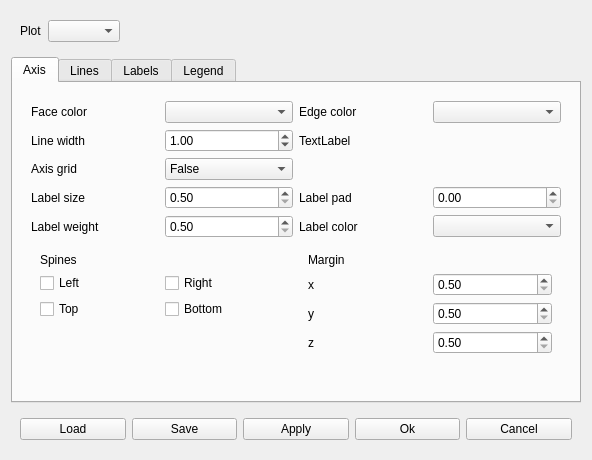
Above: ui_files/plot_properties.ui from Dark-Elektron/CavityDesignHub before the change. Below: the same form after it.
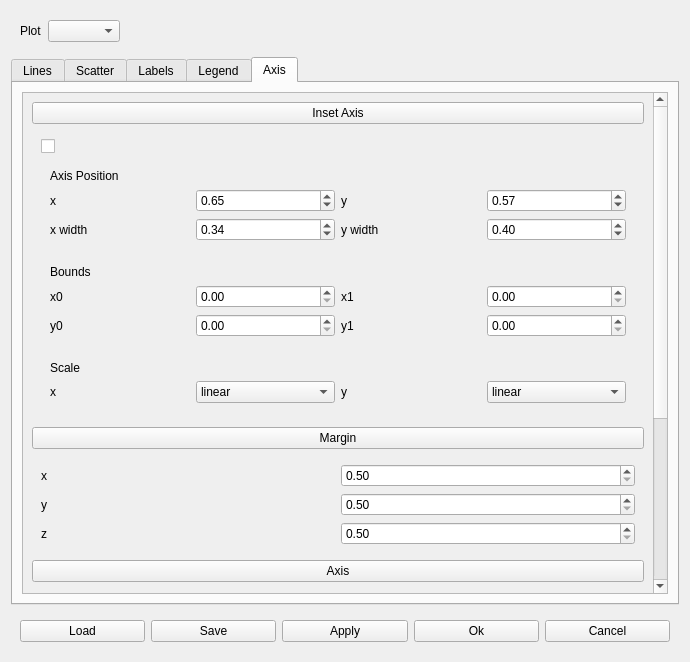
That is the form after the change.

What changed in the file:
```diff
--- a/ui_files/plot_properties.ui
+++ b/ui_files/plot_properties.ui
@@ -6,8 +6,8 @@
    <rect>
     <x>0</x>
     <y>0</y>
-    <width>592</width>
-    <height>460</height>
+    <width>690</width>
+    <height>662</height>
    </rect>
   </property>
   <property name="windowTitle">
@@ -48,277 +48,6 @@
      <property name="currentIndex">
       <number>0</number>
      </property>
-     <widget class="QWidget" name="tab_2">
-      <attribute name="title">
-       <string>Axis</string>
-      </attribute>
-      <layout class="QGridLayout" name="gridLayout_3">
-       <item row="1" column="0">
-        <widget class="QWidget" name="widget_2" native="true">
-         <layout class="QGridLayout" name="gridLayout_9">
-          <item row="4" column="2">
-           <widget class="QLabel" name="label_21">
-            <property name="text">
-             <string>Label pad</string>
-            </property>
-           </widget>
-          </item>
-          <item row="3" column="0">
-           <widget class="QLabel" name="label_19">
-            <property name="text">
-             <string>Axis grid</string>
-            </property>
-           </widget>
-          </item>
-          <item row="4" column="0">
-           <widget class="QLabel" name="label_20">
-            <property name="text">
-             <string>Label size</string>
-            </property>
-           </widget>
-          </item>
-          <item row="1" column="2">
-           <widget class="QLabel" name="label_18">
-            <property name="text">
-             <string>TextLabel</string>
-            </property>
-           </widget>
-          </item>
-          <item row="6" column="0">
-           <widget class="QLabel" name="label_22">
-            <property name="text">
-             <string>Label weight</string>
-            </property>
-           </widget>
-          </item>
-          <item row="1" column="0">
-           <widget class="QLabel" name="label_17">
-            <property name="text">
-             <string>Line width</string>
-            </property>
-           </widget>
-          </item>
-          <item row="0" column="0">
-           <widget class="QLabel" name="label_15">
-            <property name="text">
-             <string>Face color</string>
-            </property>
-           </widget>
-          </item>
-          <item row="0" column="2">
-           <widget class="QLabel" name="label_16">
-            <property name="text">
-             <string>Edge color</string>
-            </property>
-           </widget>
-          </item>
-          <item row="6" column="2">
-           <widget class="QLabel" name="label_23">
-            <property name="text">
-             <string>Label color</string>
-            </property>
-           </widget>
-          </item>
-          <item row="0" column="1">
-           <widget class="QComboBox" name="comboBox_11"/>
-          </item>
-          <item row="0" column="3">
-           <widget class="QComboBox" name="comboBox_12"/>
-          </item>
-          <item row="3" column="1">
-           <widget class="QComboBox" name="comboBox_4">
-            <item>
-             <property name="text">
-              <string>False</string>
-             </property>
-            </item>
-            <item>
-             <property name="text">
-              <string>x axis</string>
-             </property>
-            </item>
-            <item>
-             <property name="text">
-              <string>y axis</string>
-             </property>
-            </item>
-            <item>
-             <property name="text">
-              <string>both</string>
-             </property>
-            </item>
-           </widget>
-          </item>
-          <item row="7" column="0" colspan="2">
-           <widget class="QWidget" name="widget_6" native="true">
-            <layout class="QGridLayout" name="gridLayout_10">
-             <item row="2" column="0">
-              <widget class="QCheckBox" name="checkBox_4">
-               <property name="text">
-                <string>Top</string>
-               </property>
-              </widget>
-             </item>
-             <item row="2" column="1">
-              <widget class="QCheckBox" name="checkBox_2">
-               <property name="text">
-                <string>Bottom</string>
-               </property>
-              </widget>
-             </item>
-             <item row="1" column="0">
-              <widget class="QCheckBox" name="checkBox_3">
-               <property name="text">
-                <string>Left</string>
-               </property>
-              </widget>
-             </item>
-             <item row="0" column="0">
-              <widget class="QLabel" name="label_24">
-               <property name="text">
-                <string>Spines</string>
-               </property>
-              </widget>
-             </item>
-             <item row="1" column="1">
-              <widget class="QCheckBox" name="checkBox">
-               <property name="text">
-                <string>Right</string>
-               </property>
-              </widget>
-             </item>
-             <item row="3" column="1">
-              <spacer name="verticalSpacer_5">
-               <property name="orientation">
-                <enum>Qt::Vertical</enum>
-               </property>
-               <property name="sizeHint" stdset="0">
-                <size>
-                 <width>20</width>
-                 <height>40</height>
-                </size>
-               </property>
-              </spacer>
-             </item>
-            </layout>
-           </widget>
-          </item>
-          <item row="7" column="2" colspan="2">
-           <widget class="QWidget" name="widget_7" native="true">
-            <layout class="QGridLayout" name="gridLayout_11">
-             <item row="0" column="0">
-              <widget class="QLabel" name="label_25">
-               <property name="text">
-                <string>Margin</string>
-               </property>
-              </widget>
-             </item>
-             <item row="2" column="0">
-              <widget class="QLabel" name="label_27">
-               <property name="text">
-                <string>y</string>
-               </property>
-              </widget>
-             </item>
-             <item row="4" column="0">
-              <widget class="QLabel" name="label_28">
-               <property name="text">
-                <string>z</string>
-               </property>
-              </widget>
-             </item>
-             <item row="1" column="0">
-              <widget class="QLabel" name="label_26">
-               <property name="text">
-                <string>x</string>
-               </property>
-              </widget>
-             </item>
-             <item row="1" column="1">
-              <widget class="QDoubleSpinBox" name="doubleSpinBox_9">
-               <property name="minimum">
-                <double>0.500000000000000</double>
-               </property>
-              </widget>
-             </item>
-             <item row="2" column="1">
-              <widget class="QDoubleSpinBox" name="doubleSpinBox_10">
-               <property name="minimum">
-                <double>0.500000000000000</double>
-               </property>
-              </widget>
-             </item>
-             <item row="4" column="1">
-              <widget class="QDoubleSpinBox" name="doubleSpinBox_11">
-               <property name="minimum">
-                <double>0.500000000000000</double>
-               </property>
-              </widget>
-             </item>
-             <item row="5" column="0">
-              <spacer name="verticalSpacer_6">
-               <property name="orientation">
-                <enum>Qt::Vertical</enum>
-               </property>
-               <property name="sizeHint" stdset="0">
-                <size>
-                 <width>20</width>
-                 <height>40</height>
-                </size>
-               </property>
-              </spacer>
-             </item>
-            </layout>
-           </widget>
-          </item>
-          <item row="1" column="1">
-           <widget class="QDoubleSpinBox" name="dsb_Line_Width">
-            <property name="minimum">
-             <double>0.500000000000000</double>
-            </property>
-            <property name="value">
-             <double>1.000000000000000</double>
-            </property>
-           </widget>
-          </item>
-          <item row="4" column="1">
-           <widget class="QDoubleSpinBox" name="dsb_Label_Size">
-            <property name="minimum">
-             <double>0.500000000000000</double>
-            </property>
-           </widget>
-          </item>
-          <item row="6" column="1">
-           <widget class="QDoubleSpinBox" name="dsb_Label_Weight">
-            <property name="minimum">
-             <double>0.500000000000000</double>
-            </property>
-           </widget>
-          </item>
-          <item row="6" column="3">
-           <widget class="QComboBox" name="comboBox_13"/>
-          </item>
-          <item row="4" column="3">
-           <widget class="QDoubleSpinBox" name="dsb_Label_Pad"/>
-          </item>
-         </layout>
-        </widget>
-       </item>
-       <item row="2" column="0">
-        <spacer name="verticalSpacer_2">
-         <property name="orientation">
-          <enum>Qt::Vertical</enum>
-         </property>
-         <property name="sizeHint" stdset="0">
-          <size>
-           <width>20</width>
-           <height>40</height>
-          </size>
-         </property>
-        </spacer>
-       </item>
-      </layout>
-     </widget>
      <widget class="QWidget" name="tab">
       <attribute name="title">
        <string>Lines</string>
@@ -429,18 +158,42 @@
        </item>
       </layout>
      </widget>
+     <widget class="QWidget" name="tab_4">
+      <attribute name="title">
+       <string>Scatter</string>
+      </attribute>
+      <layout class="QGridLayout" name="gridLayout_9">
+       <item row="0" column="0">
+        <widget class="QScrollArea" name="scrollArea_2">
+         <property name="widgetResizable">
+          <bool>true</bool>
+         </property>
+         <widget class="QWidget" name="scrollAreaWidgetContents_2">
+          <property name="geometry">
+           <rect>
+            <x>0</x>
+            <y>0</y>
+            <width>630</width>
+            <height>458</height>
+           </rect>
+          </property>
+         </widget>
+        </widget>
+       </item>
+      </layout>
+     </widget>
      <widget class="QWidget" name="Labels">
       <attribute name="title">
        <string>Labels</string>
       </attribute>
       <layout class="QGridLayout" name="gridLayout">
        <item row="0" column="0">
-        <widget class="QWidget" name="widget" native="true">
-         <layout class="QGridLayout" name="gridLayout_8">
-          <item row="3" column="0">
-           <widget class="QLabel" name="label_3">
-            <property name="text">
-             <string>xtick label size</string>
+        <widget class="QWidget" name="w_Label_Size" native="true">
+         <layout class="QGridLayout" name="gridLayout_13">
+          <item row="4" column="5">
+           <widget class="QSpinBox" name="sb_Legend_Tick">
+            <property name="singleStep">
+             <number>1</number>
             </property>
            </widget>
           </item>
@@ -460,48 +213,93 @@
              <double>10.000000000000000</double>
             </property>
             <property name="value">
-             <double>18.000000000000000</double>
+             <number>18</number>
+            </property>
+           </widget>
+          </item>
+          <item row="5" column="3">
+           <widget class="QSpinBox" name="sb_Title">
+            <property name="singleStep">
+             <number>1</number>
+            </property>
+            <property name="value">
+             <number>18</number>
+            </property>
+           </widget>
+          </item>
+          <item row="3" column="3">
+           <widget class="QSpinBox" name="sb_YLabel">
+            <property name="singleStep">
+             <number>1</number>
+            </property>
+            <property name="value">
+             <number>18</number>
+            </property>
+           </widget>
+          </item>
+          <item row="5" column="2">
+           <widget class="QLabel" name="label_43">
+            <property name="text">
+             <string>Title</string>
+            </property>
+           </widget>
+          </item>
+          <item row="5" column="4">
+           <widget class="QLabel" name="label_24">
+            <property name="text">
+             <string>Marker</string>
+            </property>
+           </widget>
+          </item>
+          <item row="2" column="4">
+           <widget class="QLabel" name="label_38">
+            <property name="text">
+             <string>xtick</string>
+            </property>
+           </widget>
+          </item>
+          <item row="4" column="4">
+           <widget class="QLabel" name="label_42">
+            <property name="text">
+             <string>Legend tick</string>
+            </property>
+           </widget>
+          </item>
+          <item row="3" column="4">
+           <widget class="QLabel" name="label_40">
+            <property name="text">
+             <string>ytick</string>
+            </property>
+           </widget>
+          </item>
+          <item row="3" column="5">
+           <widget class="QSpinBox" name="sb_YTick">
+            <property name="singleStep">
+             <number>1</number>
+            </property>
+            <property name="value">
+             <number>18</number>
+            </property>
+           </widget>
+          </item>
+          <item row="4" column="2">
+           <widget class="QLabel" name="label_41">
+            <property name="text">
+             <string>Legend</string>
             </property>
            </widget>
           </item>
           <item row="2" column="2">
-           <widget class="QLabel" name="label_5">
+           <widget class="QLabel" name="label_37">
             <property name="text">
-             <string>TextLabel</string>
-            </property>
-           </widget>
-          </item>
-          <item row="3" column="1">
-           <widget class="QDoubleSpinBox" name="doubleSpinBox_4">
-            <property name="minimum">
-             <double>10.000000000000000</double>
-            </property>
-            <property name="value">
-             <double>18.000000000000000</double>
-            </property>
-           </widget>
-          </item>
-          <item row="0" column="2">
-           <widget class="QLabel" name="label_4">
-            <property name="text">
-             <string>Label size</string>
-            </property>
-           </widget>
-          </item>
-          <item row="0" column="3">
-           <widget class="QDoubleSpinBox" name="doubleSpinBox_5">
-            <property name="minimum">
-             <double>10.000000000000000</double>
-            </property>
-            <property name="value">
-             <double>18.000000000000000</double>
+             <string>xlabel</string>
             </property>
            </widget>
           </item>
           <item row="3" column="2">
-           <widget class="QLabel" name="label_6">
+           <widget class="QLabel" name="label_39">
             <property name="text">
-             <string>ytick label size</string>
+             <string>ylabel</string>
             </property>
            </widget>
           </item>
@@ -745,6 +543,545 @@
        </item>
       </layout>
      </widget>
+     <widget class="QWidget" name="tab_2">
+      <attribute name="title">
+       <string>Axis</string>
+      </attribute>
+      <layout class="QGridLayout" name="gridLayout_3">
+       <item row="0" column="0">
+        <widget class="QScrollArea" name="scrollArea">
+         <property name="widgetResizable">
+          <bool>true</bool>
+         </property>
+         <widget class="QWidget" name="scrollAreaWidgetContents">
+          <property name="geometry">
+           <rect>
+            <x>0</x>
+            <y>0</y>
+            <width>604</width>
+            <height>928</height>
+           </rect>
+          </property>
+          <layout class="QGridLayout" name="gridLayout_14">
+           <item row="0" column="0" colspan="2">
+            <widget class="QPushButton" name="pushButton">
+             <property name="text">
+              <string>Inset Axis</string>
+             </property>
+            </widget>
+           </item>
+           <item row="9" column="0" colspan="2">
+            <widget class="QWidget" name="w_Spines" native="true">
+             <layout class="QGridLayout" name="gridLayout_10">
+              <item row="1" column="0">
+               <widget class="QCheckBox" name="checkBox_4">
+                <property name="text">
+                 <string>Top</string>
+                </property>
+               </widget>
+              </item>
+              <item row="0" column="1">
+               <widget class="QCheckBox" name="checkBox">
+                <property name="text">
+                 <string>Right</string>
+                </property>
+               </widget>
+              </item>
+              <item row="1" column="1">
+               <widget class="QCheckBox" name="checkBox_2">
+                <property name="text">
+                 <string>Bottom</string>
+                </property>
+               </widget>
+              </item>
+              <item row="0" column="0">
+               <widget class="QCheckBox" name="checkBox_3">
+                <property name="text">
+                 <string>Left</string>
+                </property>
+               </widget>
+              </item>
+              <item row="2" column="1">
+               <spacer name="verticalSpacer_5">
+                <property name="orientation">
+                 <enum>Qt::Vertical</enum>
+                </property>
+                <property name="sizeHint" stdset="0">
+                 <size>
+                  <width>20</width>
+                  <height>40</height>
+                 </size>
+                </property>
+               </spacer>
+              </item>
+             </layout>
+            </widget>
+           </item>
+           <item row="8" column="0" colspan="2">
+            <widget class="QPushButton" name="pb_Spines">
+             <property name="text">
+              <string>Spines</string>
+             </property>
+             <property name="checkable">
+              <bool>true</bool>
+             </property>
+            </widget>
+           </item>
+           <item row="6" column="0" colspan="2">
+            <widget class="QPushButton" name="pb_Axis">
+             <property name="text">
+              <string>Axis</string>
+             </property>
+             <property name="checkable">
+              <bool>true</bool>
+             </property>
+            </widget>
+           </item>
+           <item row="7" column="0" colspan="2">
+            <widget class="QWidget" name="w_Axis" native="true">
+             <layout class="QGridLayout" name="gridLayout_15">
+              <item row="3" column="1">
+               <widget class="QDoubleSpinBox" name="dsb_Label_Size">
+                <property name="minimum">
+                 <double>0.500000000000000</double>
+                </property>
+               </widget>
+              </item>
+              <item row="2" column="1">
+               <widget class="QComboBox" name="comboBox_4">
+                <item>
+                 <property name="text">
+                  <string>False</string>
+                 </property>
+                </item>
+                <item>
+                 <property name="text">
+                  <string>x axis</string>
+                 </property>
+                </item>
+                <item>
+                 <property name="text">
+                  <string>y axis</string>
+                 </property>
+                </item>
+                <item>
+                 <property name="text">
+                  <string>both</string>
+                 </property>
+                </item>
+               </widget>
+              </item>
+              <item row="3" column="2">
+               <widget class="QLabel" name="label_21">
+                <property name="text">
+                 <string>Label pad</string>
+                </property>
+               </widget>
+              </item>
+              <item row="3" column="0">
+               <widget class="QLabel" name="label_20">
+                <property name="text">
+                 <string>Label size</string>
+                </property>
+               </widget>
+              </item>
+              <item row="1" column="0">
+               <widget class="QLabel" name="label_17">
+                <property name="text">
+                 <string>Line width</string>
+                </property>
+               </widget>
+              </item>
+              <item row="0" column="1">
+               <widget class="QComboBox" name="comboBox_11"/>
+              </item>
+              <item row="0" column="2">
+               <widget class="QLabel" name="label_16">
+                <property name="text">
+                 <string>Edge color</string>
+                </property>
+               </widget>
+              </item>
+              <item row="1" column="1">
+               <widget class="QDoubleSpinBox" name="dsb_Line_Width">
+                <property name="minimum">
+                 <double>0.500000000000000</double>
+                </property>
+                <property name="value">
+                 <double>1.000000000000000</double>
+                </property>
+               </widget>
+              </item>
+              <item row="1" column="2">
+               <widget class="QLabel" name="label_18">
+                <property name="text">
+                 <string>TextLabel</string>
+                </property>
+               </widget>
+              </item>
+              <item row="0" column="3">
+               <widget class="QComboBox" name="comboBox_12"/>
+              </item>
+              <item row="0" column="0">
+               <widget class="QLabel" name="label_15">
+                <property name="text">
+                 <string>Face color</string>
+                </property>
+               </widget>
+              </item>
+              <item row="2" column="0">
+               <widget class="QLabel" name="label_19">
+                <property name="text">
+                 <string>Axis grid</string>
+                </property>
+               </widget>
+              </item>
+              <item row="3" column="3">
+               <widget class="QDoubleSpinBox" name="dsb_Label_Pad"/>
+              </item>
+              <item row="4" column="0">
+               <widget class="QLabel" name="label_22">
+                <property name="text">
+                 <string>Label weight</string>
+                </property>
+               </widget>
+              </item>
+              <item row="4" column="1">
+               <widget class="QDoubleSpinBox" name="dsb_Label_Weight">
+                <property name="minimum">
+                 <double>0.500000000000000</double>
+                </property>
+               </widget>
+              </item>
+              <item row="4" column="2">
+               <widget class="QLabel" name="label_23">
+                <property name="text">
+                 <string>Label color</string>
+                </property>
+               </widget>
+              </item>
+              <item row="4" column="3">
+               <widget class="QComboBox" name="comboBox_13"/>
+              </item>
+             </layout>
+            </widget>
+           </item>
+           <item row="4" column="0" colspan="2">
+            <widget class="QPushButton" name="pb_Margin">
+             <property name="text">
+              <string>Margin</string>
+             </property>
+             <property name="checkable">
+              <bool>true</bool>
+             </property>
+            </widget>
+           </item>
+           <item row="5" column="0" colspan="2">
+            <widget class="QWidget" name="w_Margin" native="true">
+             <layout class="QGridLayout" name="gridLayout_11">
+              <item row="1" column="0">
+               <widget class="QLabel" name="label_27">
+                <property name="text">
+                 <string>y</string>
+                </property>
+               </widget>
+              </item>
+              <item row="3" column="0">
+               <widget class="QLabel" name="label_28">
+                <property name="text">
+                 <string>z</string>
+                </property>
+               </widget>
+              </item>
+              <item row="0" column="0">
+               <widget class="QLabel" name="label_26">
+                <property name="text">
+                 <string>x</string>
+                </property>
+               </widget>
+              </item>
+              <item row="0" column="1">
+               <widget class="QDoubleSpinBox" name="doubleSpinBox_9">
+                <property name="minimum">
+                 <double>0.500000000000000</double>
+                </property>
+               </widget>
+              </item>
+              <item row="1" column="1">
+               <widget class="QDoubleSpinBox" name="doubleSpinBox_10">
+                <property name="minimum">
+                 <double>0.500000000000000</double>
+                </property>
+               </widget>
+              </item>
+              <item row="3" column="1">
+               <widget class="QDoubleSpinBox" name="doubleSpinBox_11">
+                <property name="minimum">
+                 <double>0.500000000000000</double>
+                </property>
+               </widget>
+              </item>
+              <item row="4" column="0">
+               <spacer name="verticalSpacer_6">
+                <property name="orientation">
+                 <enum>Qt::Vertical</enum>
+                </property>
+                <property name="sizeHint" stdset="0">
+                 <size>
+                  <width>20</width>
+                  <height>40</height>
+                 </size>
+                </property>
+               </spacer>
+              </item>
+             </layout>
+            </widget>
+           </item>
+           <item row="10" column="0">
+            <spacer name="verticalSpacer_2">
+             <property name="orientation">
+              <enum>Qt::Vertical</enum>
+             </property>
+             <property name="sizeHint" stdset="0">
+              <size>
+               <width>20</width>
+               <height>40</height>
+              </size>
+             </property>
+            </spacer>
+           </item>
+           <item row="1" column="0" colspan="2">
+            <widget class="QWidget" name="widget" native="true">
+             <layout class="QGridLayout" name="gridLayout_8">
+              <item row="5" column="0">
+               <widget class="QWidget" name="widget_7" native="true">
+                <layout class="QGridLayout" name="gridLayout_18">
+                 <item row="1" column="1">
+                  <widget class="QComboBox" name="cb_X_Scale">
+                   <item>
+                    <property name="text">
+                     <string>linear</string>
+                    </property>
+                   </item>
+                   <item>
+                    <property name="text">
+                     <string>log</string>
+                    </property>
+                   </item>
+                  </widget>
+                 </item>
+                 <item row="1" column="0">
+                  <widget class="QLabel" name="label_50">
+                   <property name="text">
+                    <string>x</string>
+                   </property>
+                  </widget>
+                 </item>
+                 <item row="1" column="3">
+                  <widget class="QComboBox" name="cb_Y_Scale">
+                   <item>
+                    <property name="text">
+                     <string>linear</string>
+                    </property>
+                   </item>
+                   <item>
+                    <property name="text">
+                     <string>log</string>
+                    </property>
+                   </item>
+                  </widget>
+                 </item>
+                 <item row="1" column="2">
+                  <widget class="QLabel" name="label_51">
+                   <property name="text">
+                    <string>y</string>
+                   </property>
+                  </widget>
+                 </item>
+                 <item row="0" column="0" colspan="4">
+                  <widget class="QLabel" name="label_49">
+                   <property name="text">
+                    <string>Scale</string>
+                   </property>
+                  </widget>
+                 </item>
+                </layout>
+               </widget>
+              </item>
+              <item row="1" column="0">
+               <widget class="QWidget" name="widget_2" native="true">
+                <layout class="QGridLayout" name="gridLayout_16">
+                 <item row="2" column="2">
+                  <widget class="QLabel" name="label_47">
+                   <property name="text">
+                    <string>y</string>
+                   </property>
+                  </widget>
+                 </item>
+                 <item row="2" column="1">
+                  <widget class="QDoubleSpinBox" name="dsb_XPos">
+                   <property name="minimum">
+                    <double>0.100000000000000</double>
+                   </property>
+                   <property name="maximum">
+                    <double>1.000000000000000</double>
+                   </property>
+                   <property name="singleStep">
+                    <double>0.010000000000000</double>
+                   </property>
+                   <property name="value">
+                    <double>0.650000000000000</double>
+                   </property>
+                  </widget>
+                 </item>
+                 <item row="2" column="0">
+                  <widget class="QLabel" name="label_46">
+                   <property name="text">
+                    <string>x</string>
+                   </property>
+                  </widget>
+                 </item>
+                 <item row="0" column="0" colspan="4">
+                  <widget class="QLabel" name="label_45">
+                   <property name="text">
+                    <string>Axis Position</string>
+                   </property>
+                  </widget>
+                 </item>
+                 <item row="2" column="3">
+                  <widget class="QDoubleSpinBox" name="dsb_YPos">
+                   <property name="minimum">
+                    <double>0.100000000000000</double>
+                   </property>
+                   <property name="maximum">
+                    <double>1.000000000000000</double>
+                   </property>
+                   <property name="singleStep">
+                    <double>0.010000000000000</double>
+                   </property>
+                   <property name="value">
+                    <double>0.570000000000000</double>
+                   </property>
+                  </widget>
+                 </item>
+                 <item row="3" column="1">
+                  <widget class="QDoubleSpinBox" name="dsb_XWidth">
+                   <property name="minimum">
+                    <double>0.100000000000000</double>
+                   </property>
+                   <property name="maximum">
+                    <double>1.000000000000000</double>
+                   </property>
+                   <property name="singleStep">
+                    <double>0.010000000000000</double>
+                   </property>
+                   <property name="value">
+                    <double>0.340000000000000</double>
+                   </property>
+                  </widget>
+                 </item>
+                 <item row="3" column="3">
+                  <widget class="QDoubleSpinBox" name="dsb_YWidth">
+                   <property name="minimum">
+                    <double>0.100000000000000</double>
+                   </property>
+                   <property name="maximum">
+                    <double>1.000000000000000</double>
+                   </property>
+                   <property name="singleStep">
+                    <double>0.010000000000000</double>
+                   </property>
+                   <property name="value">
+                    <double>0.400000000000000</double>
+                   </property>
+                  </widget>
+                 </item>
+                 <item row="3" column="0">
+                  <widget class="QLabel" name="label_52">
+                   <property name="text">
+                    <string>x width</string>
+                   </property>
+                  </widget>
+                 </item>
+                 <item row="3" column="2">
+                  <widget class="QLabel" name="label_53">
+                   <property name="text">
+                    <string>y width</string>
+                   </property>
+                  </widget>
+                 </item>
+                </layout>
+               </widget>
+              </item>
+              <item row="2" column="0">
+               <widget class="QWidget" name="widget_6" native="true">
+                <layout class="QGridLayout" name="gridLayout_17">
+                 <item row="1" column="0">
+                  <widget class="QLabel" name="label_5">
+                   <property name="text">
+                    <string>x0</string>
+                   </property>
+                  </widget>
+                 </item>
+                 <item row="1" column="2">
+                  <widget class="QLabel" name="label_6">
+                   <property name="text">
+                    <string>x1</string>
+                   </property>
+                  </widget>
+                 </item>
+                 <item row="1" column="3">
+                  <widget class="QDoubleSpinBox" name="dsb_X1"/>
+                 </item>
+                 <item row="1" column="1">
+                  <widget class="QDoubleSpinBox" name="dsb_X0"/>
+                 </item>
+                 <item row="0" column="0">
+                  <widget class="QLabel" name="label_48">
+                   <property name="text">
+                    <string>Bounds</string>
+                   </property>
+                  </widget>
+                 </item>
+                 <item row="2" column="0">
+                  <widget class="QLabel" name="label_25">
+                   <property name="text">
+                    <string>y0</string>
+                   </property>
+                  </widget>
+                 </item>
+                 <item row="2" column="1">
+                  <widget class="QDoubleSpinBox" name="dsb_Y0"/>
+                 </item>
+                 <item row="2" column="2">
+                  <widget class="QLabel" name="label_44">
+                   <property name="text">
+                    <string>y1</string>
+                   </property>
+                  </widget>
+                 </item>
+                 <item row="2" column="3">
+                  <widget class="QDoubleSpinBox" name="dsb_Y1"/>
+                 </item>
+                </layout>
+               </widget>
+              </item>
+              <item row="0" column="0">
+               <widget class="QCheckBox" name="cb_Show_Hide_Inset">
+                <property name="text">
+                 <string/>
+                </property>
+               </widget>
+              </item>
+             </layout>
+            </widget>
+           </item>
+          </layout>
+         </widget>
+        </widget>
+       </item>
+      </layout>
+     </widget>
     </widget>
    </item>
    <item row="2" column="0">
```
Left out of the diff: 151 changed lines with no effect on the pictures.
